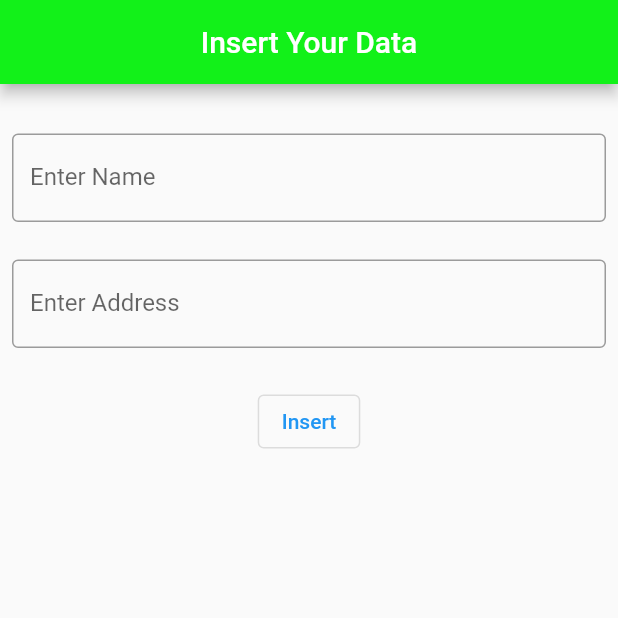
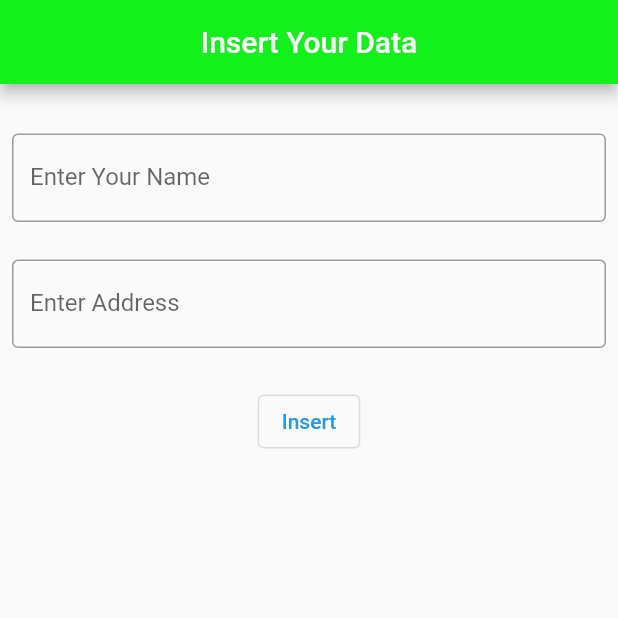
Before and after one commit to S-Madhushan/Flutter-Firebase, a Flutter app: the screen it shows after launch, on a phone screen of 412 x 824 dp, the top half of it. Run offline on Flutter 3.47's test engine with Material 2 defaults, Android fonts, the phone set to English and light mode, and no system bars; our stand-ins replace firebase_core, firebase_database; accounts and stored records are empty.

```diff
--- a/lib/screens/home_screen.dart
+++ b/lib/screens/home_screen.dart
@@ -33,7 +33,7 @@ class _Home_ScreenState extends State<Home_Screen> {
             ),
             TextFormField(
               controller: nameController,
-              decoration: InputDecoration(labelText: 'Enter Name',border: OutlineInputBorder()),
+              decoration: InputDecoration(labelText: 'Enter Your Name',border: OutlineInputBorder()),
             ),
             SizedBox(height: 25,
             width: 20,
```
